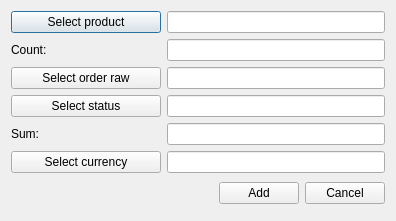
This is OrmasAdmin/OrmasAdmin/CreateOrdRListDlg.ui in Dalerjon/TheOrmasProejct as Qt 5 draws it before an edit. The edited form follows.
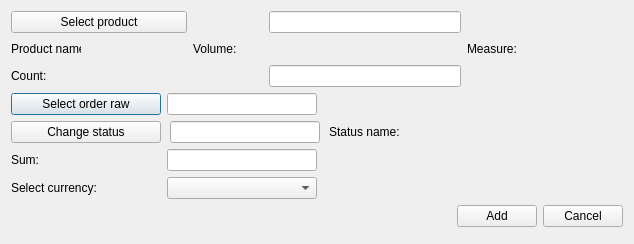
This is the edited form.

What changed in the file:
```diff
--- a/OrmasAdmin/OrmasAdmin/CreateOrdRListDlg.ui
+++ b/OrmasAdmin/OrmasAdmin/CreateOrdRListDlg.ui
@@ -6,8 +6,8 @@
    <rect>
     <x>0</x>
     <y>0</y>
-    <width>396</width>
-    <height>221</height>
+    <width>634</width>
+    <height>244</height>
    </rect>
   </property>
   <property name="windowTitle">
@@ -32,34 +32,258 @@
    <property name="bottomMargin">
     <number>17</number>
    </property>
-   <item row="1" column="0">
-    <widget class="QLabel" name="countLb">
-     <property name="minimumSize">
-      <size>
-       <width>150</width>
-       <height>0</height>
-      </size>
-     </property>
-     <property name="text">
-      <string>Count:</string>
-     </property>
+   <item row="3" column="0" colspan="6">
+    <widget class="QWidget" name="editSectionWgt" native="true">
+     <layout class="QGridLayout" name="gridLayout_3">
+      <property name="leftMargin">
+       <number>0</number>
+      </property>
+      <property name="topMargin">
+       <number>0</number>
+      </property>
+      <property name="rightMargin">
+       <number>0</number>
+      </property>
+      <property name="bottomMargin">
+       <number>0</number>
+      </property>
+      <item row="2" column="1">
+       <widget class="QLineEdit" name="sumEdit">
+        <property name="maximumSize">
+         <size>
+          <width>150</width>
+          <height>16777215</height>
+         </size>
+        </property>
+        <property name="toolTip">
+         <string>&lt;html&gt;&lt;head/&gt;&lt;body&gt;&lt;p&gt;For example: 300 (pedends on currency, in that case 300 USD)&lt;/p&gt;&lt;/body&gt;&lt;/html&gt;</string>
+        </property>
+       </widget>
+      </item>
+      <item row="2" column="0">
+       <widget class="QLabel" name="sumLb">
+        <property name="minimumSize">
+         <size>
+          <width>150</width>
+          <height>0</height>
+         </size>
+        </property>
+        <property name="text">
+         <string>Sum:</string>
+        </property>
+       </widget>
+      </item>
+      <item row="0" column="1">
+       <widget class="QLineEdit" name="orderRawEdit">
+        <property name="maximumSize">
+         <size>
+          <width>150</width>
+          <height>16777215</height>
+         </size>
+        </property>
+        <property name="text">
+         <string/>
+        </property>
+        <property name="readOnly">
+         <bool>true</bool>
+        </property>
+       </widget>
+      </item>
+      <item row="3" column="2">
+       <spacer name="horizontalSpacer_4">
+        <property name="orientation">
+         <enum>Qt::Horizontal</enum>
+        </property>
+        <property name="sizeHint" stdset="0">
+         <size>
+          <width>40</width>
+          <height>20</height>
+         </size>
+        </property>
+       </spacer>
+      </item>
+      <item row="0" column="0">
+       <widget class="QPushButton" name="orderRawBtn">
+        <property name="minimumSize">
+         <size>
+          <width>0</width>
+          <height>0</height>
+         </size>
+        </property>
+        <property name="maximumSize">
+         <size>
+          <width>150</width>
+          <height>16777215</height>
+         </size>
+        </property>
+        <property name="text">
+         <string>Select order raw</string>
+        </property>
+       </widget>
+      </item>
+      <item row="0" column="2">
+       <spacer name="horizontalSpacer_2">
+        <property name="orientation">
+         <enum>Qt::Horizontal</enum>
+        </property>
+        <property name="sizeHint" stdset="0">
+         <size>
+          <width>40</width>
+          <height>20</height>
+         </size>
+        </property>
+       </spacer>
+      </item>
+      <item row="2" column="2">
+       <spacer name="horizontalSpacer_3">
+        <property name="orientation">
+         <enum>Qt::Horizontal</enum>
+        </property>
+        <property name="sizeHint" stdset="0">
+         <size>
+          <width>40</width>
+          <height>20</height>
+         </size>
+        </property>
+       </spacer>
+      </item>
+      <item row="3" column="1">
+       <widget class="QComboBox" name="currencyCmb">
+        <property name="maximumSize">
+         <size>
+          <width>150</width>
+          <height>16777215</height>
+         </size>
+        </property>
+       </widget>
+      </item>
+      <item row="1" column="0" colspan="3">
+       <widget class="QWidget" name="statusWidget" native="true">
+        <layout class="QHBoxLayout" name="horizontalLayout_3">
+         <property name="spacing">
+          <number>9</number>
+         </property>
+         <property name="leftMargin">
+          <number>0</number>
+         </property>
+         <property name="topMargin">
+          <number>0</number>
+         </property>
+         <property name="rightMargin">
+          <number>0</number>
+         </property>
+         <property name="bottomMargin">
+          <number>0</number>
+         </property>
+         <item>
+          <widget class="QPushButton" name="statusBtn">
+           <property name="sizePolicy">
+            <sizepolicy hsizetype="Fixed" vsizetype="Fixed">
+             <horstretch>0</horstretch>
+             <verstretch>0</verstretch>
+            </sizepolicy>
+           </property>
+           <property name="minimumSize">
+            <size>
+             <width>150</width>
+             <height>0</height>
+            </size>
+           </property>
+           <property name="text">
+            <string>Change status</string>
+           </property>
+          </widget>
+         </item>
+         <item>
+          <widget class="QLineEdit" name="statusEdit">
+           <property name="maximumSize">
+            <size>
+             <width>150</width>
+             <height>16777215</height>
+            </size>
+           </property>
+           <property name="readOnly">
+            <bool>true</bool>
+           </property>
+          </widget>
+         </item>
+         <item>
+          <widget class="QLabel" name="statusLb">
+           <property name="text">
+            <string>Status name:</string>
+           </property>
+          </widget>
+         </item>
+         <item>
+          <widget class="QLabel" name="statusPh">
+           <property name="minimumSize">
+            <size>
+             <width>120</width>
+             <height>0</height>
+            </size>
+           </property>
+           <property name="font">
+            <font>
+             <family>Times New Roman</family>
+             <pointsize>12</pointsize>
+             <weight>75</weight>
+             <italic>true</italic>
+             <bold>true</bold>
+            </font>
+           </property>
+           <property name="text">
+            <string/>
+           </property>
+          </widget>
+         </item>
+        </layout>
+       </widget>
+      </item>
+      <item row="3" column="0">
+       <widget class="QLabel" name="currencyLb">
+        <property name="text">
+         <string>Select currency:</string>
+        </property>
+       </widget>
+      </item>
+     </layout>
     </widget>
    </item>
-   <item row="0" column="1">
+   <item row="0" column="3">
     <widget class="QLineEdit" name="productEdit">
      <property name="readOnly">
       <bool>true</bool>
      </property>
     </widget>
    </item>
-   <item row="0" column="0">
+   <item row="2" column="0" colspan="2">
+    <widget class="QLabel" name="countLb">
+     <property name="minimumSize">
+      <size>
+       <width>150</width>
+       <height>0</height>
+      </size>
+     </property>
+     <property name="text">
+      <string>Count:</string>
+     </property>
+    </widget>
+   </item>
+   <item row="0" column="0" colspan="2">
     <widget class="QPushButton" name="productBtn">
      <property name="text">
       <string>Select product</string>
      </property>
     </widget>
    </item>
-   <item row="3" column="0" colspan="2">
+   <item row="2" column="3">
+    <widget class="QLineEdit" name="countEdit">
+     <property name="toolTip">
+      <string>&lt;html&gt;&lt;head/&gt;&lt;body&gt;&lt;p&gt;For example: 100&lt;/p&gt;&lt;/body&gt;&lt;/html&gt;</string>
+     </property>
+    </widget>
+   </item>
+   <item row="4" column="0" colspan="6">
     <layout class="QHBoxLayout" name="horizontalLayout">
      <item>
       <spacer name="horizontalSpacer">
@@ -90,100 +314,115 @@
      </item>
     </layout>
    </item>
+   <item row="1" column="5">
+    <widget class="QLabel" name="measurePh">
+     <property name="minimumSize">
+      <size>
+       <width>100</width>
+       <height>0</height>
+      </size>
+     </property>
+     <property name="font">
+      <font>
+       <family>Times New Roman</family>
+       <pointsize>12</pointsize>
+       <weight>75</weight>
+       <italic>true</italic>
+       <bold>true</bold>
+      </font>
+     </property>
+     <property name="text">
+      <string/>
+     </property>
+    </widget>
+   </item>
+   <item row="1" column="3">
+    <widget class="QLabel" name="volumePh">
+     <property name="minimumSize">
+      <size>
+       <width>100</width>
+       <height>0</height>
+      </size>
+     </property>
+     <property name="font">
+      <font>
+       <family>Times New Roman</family>
+       <pointsize>12</pointsize>
+       <weight>75</weight>
+       <italic>true</italic>
+       <bold>true</bold>
+      </font>
+     </property>
+     <property name="text">
+      <string/>
+     </property>
+    </widget>
+   </item>
+   <item row="1" column="4">
+    <widget class="QLabel" name="measureLb">
+     <property name="text">
+      <string>Measure:</string>
+     </property>
+    </widget>
+   </item>
+   <item row="1" column="2">
+    <widget class="QLabel" name="volumeLb">
+     <property name="minimumSize">
+      <size>
+       <width>70</width>
+       <height>0</height>
+      </size>
+     </property>
+     <property name="maximumSize">
+      <size>
+       <width>70</width>
+       <height>16777215</height>
+      </size>
+     </property>
+     <property name="text">
+      <string>Volume:</string>
+     </property>
+    </widget>
+   </item>
    <item row="1" column="1">
-    <widget class="QLineEdit" name="countEdit">
-     <property name="toolTip">
-      <string>&lt;html&gt;&lt;head/&gt;&lt;body&gt;&lt;p&gt;For example: 100&lt;/p&gt;&lt;/body&gt;&lt;/html&gt;</string>
+    <widget class="QLabel" name="prodNamePh">
+     <property name="minimumSize">
+      <size>
+       <width>100</width>
+       <height>0</height>
+      </size>
+     </property>
+     <property name="font">
+      <font>
+       <family>Times New Roman</family>
+       <pointsize>12</pointsize>
+       <weight>75</weight>
+       <italic>true</italic>
+       <bold>true</bold>
+      </font>
+     </property>
+     <property name="text">
+      <string/>
      </property>
     </widget>
    </item>
-   <item row="2" column="0" colspan="2">
-    <widget class="QWidget" name="editSectionWgt" native="true">
-     <layout class="QGridLayout" name="gridLayout_3">
-      <property name="leftMargin">
-       <number>0</number>
-      </property>
-      <property name="topMargin">
-       <number>0</number>
-      </property>
-      <property name="rightMargin">
-       <number>0</number>
-      </property>
-      <property name="bottomMargin">
-       <number>0</number>
-      </property>
-      <item row="2" column="0">
-       <widget class="QLabel" name="sumLb">
-        <property name="minimumSize">
-         <size>
-          <width>150</width>
-          <height>0</height>
-         </size>
-        </property>
-        <property name="text">
-         <string>Sum:</string>
-        </property>
-       </widget>
-      </item>
-      <item row="2" column="1">
-       <widget class="QLineEdit" name="sumEdit">
-        <property name="toolTip">
-         <string>&lt;html&gt;&lt;head/&gt;&lt;body&gt;&lt;p&gt;For example: 300 (pedends on currency, in that case 300 USD)&lt;/p&gt;&lt;/body&gt;&lt;/html&gt;</string>
-        </property>
-       </widget>
-      </item>
-      <item row="1" column="0">
-       <widget class="QPushButton" name="statusBtn">
-        <property name="text">
-         <string>Select status</string>
-        </property>
-       </widget>
-      </item>
-      <item row="0" column="0">
-       <widget class="QPushButton" name="orderRawBtn">
-        <property name="minimumSize">
-         <size>
-          <width>150</width>
-          <height>0</height>
-         </size>
-        </property>
-        <property name="text">
-         <string>Select order raw</string>
-        </property>
-       </widget>
-      </item>
-      <item row="1" column="1">
-       <widget class="QLineEdit" name="statusEdit">
-        <property name="readOnly">
-         <bool>true</bool>
-        </property>
-       </widget>
-      </item>
-      <item row="0" column="1">
-       <widget class="QLineEdit" name="orderRawEdit">
-        <property name="text">
-         <string/>
-        </property>
-        <property name="readOnly">
-         <bool>true</bool>
-        </property>
-       </widget>
-      </item>
-      <item row="3" column="0">
-       <widget class="QPushButton" name="currencyBtn">
-        <property name="text">
-         <string>Select currency</string>
-        </property>
-       </widget>
-      </item>
-      <item row="3" column="1">
-       <widget class="QLineEdit" name="currencyEdit">
-        <property name="readOnly">
-         <bool>true</bool>
-        </property>
-       </widget>
-      </item>
-     </layout>
+   <item row="1" column="0">
+    <widget class="QLabel" name="prodNameLb">
+     <property name="minimumSize">
+      <size>
+       <width>70</width>
+       <height>0</height>
+      </size>
+     </property>
+     <property name="maximumSize">
+      <size>
+       <width>70</width>
+       <height>16777215</height>
+      </size>
+     </property>
+     <property name="text">
+      <string>Product name:</string>
+     </property>
     </widget>
    </item>
   </layout>
```
Left out of the diff: 6 changed lines with no effect on the pictures.
